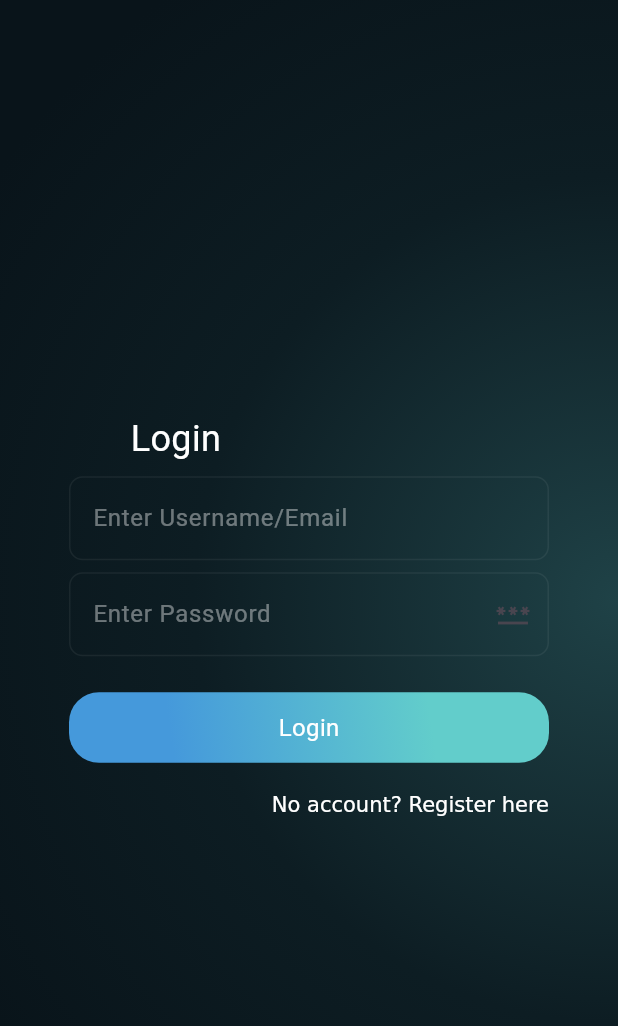
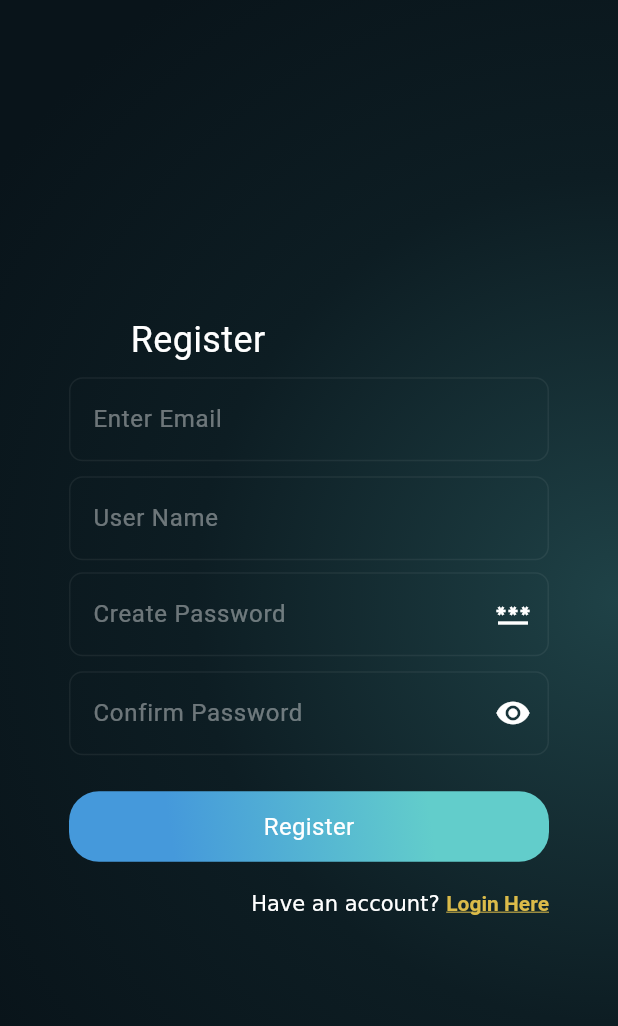
Before and after one commit to thethninphyu/youapp, a Flutter app: the screen it shows after launch, on a phone screen of 412 x 824 dp. Shown: the top 1026 px of the screen. Run offline on Flutter 3.47's test engine with Material 3 defaults, Android fonts, the phone set to English and light mode, and no system bars; our stand-ins replace bloc, dio, flutter_bloc, flutter_easyloading, flutter_modular, logger; Roboto replaces fonts that are missing (Gilroy).

Commit message:
register

```diff
--- /dev/null
+++ b/lib/auth/register/register.dart
@@ -0,0 +1,276 @@
+import 'package:flutter/gestures.dart';
+import 'package:flutter/material.dart';
+import 'package:flutter_bloc/flutter_bloc.dart';
+import 'package:youapp/enum/status.dart';
+import 'package:youapp/model/authrequest_model.dart';
+import 'package:youapp/register/auth_bloc.dart';
+import 'package:youapp/response/authresponse.dart';
+import 'package:youapp/util/app_color.dart';
+import 'package:youapp/widgets/background.dart';
+import 'package:youapp/widgets/ptb_go_button.dart';
+import 'package:youapp/widgets/you_app_loading_dialog.dart';
+
+class RegisterWidget extends StatefulWidget {
+  const RegisterWidget({super.key});
+
+  @override
+  RegisterWidgetState createState() => RegisterWidgetState();
+}
+
+class RegisterWidgetState extends State<RegisterWidget> {
+  final ScrollController _scrollController = ScrollController();
+  final _formKey = GlobalKey<FormState>();
+  final FocusNode _phoneFocus = FocusNode();
+  final FocusNode _passwordFocus = FocusNode();
+  final TextEditingController _nameController = TextEditingController();
+  final TextEditingController _emailController = TextEditingController();
+  final TextEditingController _passwordController = TextEditingController();
+  final TextEditingController _confirmPasswordController =
+      TextEditingController();
+  bool _hidePwd = true;
+  bool isButtonDisable = false;
+  AuthResponse? responseData;
+
+  final LoadingDialogController _loginDialogController =
+      LoadingDialogController();
+
+  @override
+  void initState() {
+    super.initState();
+  }
+
+  @override
+  void dispose() {
+    _emailController.dispose();
+    _nameController.dispose();
+    super.dispose();
+  }
+
+  @override
+  Widget build(BuildContext context) {
+    return Scaffold(
+      body: GradientBackground(
+        child: SafeArea(
+          child: SingleChildScrollView(
+            controller: _scrollController,
+            child: SizedBox(
+              height: MediaQuery.of(context).size.height -
+                  MediaQuery.of(context).padding.top -
+                  MediaQuery.of(context).padding.bottom,
+              child: Stack(
+                children: <Widget>[
+                  Align(
+                    alignment: Alignment.center,
+                    child: Column(
+                      mainAxisSize: MainAxisSize.min,
+                      children: <Widget>[
+                        _getForm(),
+                      ],
+                    ),
+                  ),
+                ],
+              ),
+            ),
+          ),
+        ),
+      ),
+    );
+  }
+
+  Widget _getLogo() {
+    return Image.asset(
+      'assets/images/ptbgo_black_logo.png',
+      height: 40,
+    );
+  }
+
+  Widget _getForm() {
+    return BlocBuilder<AuthBloc, AuthState>(
+      builder: (context, state) {
+        switch (state.addStatus) {
+          case Status.loading:
+            const Center(
+              child: CircularProgressIndicator(),
+            );
+
+          case Status.success:
+            responseData = state.response;
+
+          case Status.failed:
+            const Center(
+              child: Text('Register Failed'),
+            );
+
+          default:
+        }
+
+        return Container(
+          width: MediaQuery.of(context).size.width,
+          padding: const EdgeInsets.all(20),
+          margin: const EdgeInsets.all(26),
+          child: Form(
+            key: _formKey,
+            child: Column(
+              crossAxisAlignment: CrossAxisAlignment.start,
+              children: <Widget>[
+                const SizedBox(height: 16),
+                const Padding(
+                  padding: EdgeInsets.only(left: 41.0),
+                  child: Text(
+                    'Register',
+                    style: TextStyle(
+                      color: YouAppColor.whiteColor,
+                      fontSize: 24,
+                    ),
+                  ),
+                ),
+                const SizedBox(height: 8),
+                TextFormField(
+                  controller: _nameController,
+                  focusNode: _phoneFocus,
+                  cursorColor: YouAppColor.whiteColor,
+                  textInputAction: TextInputAction.next,
+                  keyboardType: TextInputType.phone,
+                  style: const TextStyle(color: YouAppColor.whiteColor),
+                  decoration:
+                      _getInputDec(_phoneFocus.hasFocus ? "" : "Enter Email"),
+                  onFieldSubmitted: (_) =>
+                      _fieldFocusChange(context, _phoneFocus, _passwordFocus),
+                ),
+                const SizedBox(
+                  height: 10,
+                ),
+                TextFormField(
+                  controller: _emailController,
+                  focusNode: _phoneFocus,
+                  cursorColor: YouAppColor.whiteColor,
+                  textInputAction: TextInputAction.next,
+                  keyboardType: TextInputType.text,
+                  style: const TextStyle(color: YouAppColor.whiteColor),
+                  decoration: _getInputDec("User Name"),
+                  onFieldSubmitted: (_) =>
+                      _fieldFocusChange(context, _phoneFocus, _passwordFocus),
+                ),
+                const SizedBox(height: 8),
+                TextFormField(
+                  controller: _passwordController,
+                  focusNode: _passwordFocus,
+                  cursorColor: YouAppColor.whiteColor,
+                  keyboardType: TextInputType.visiblePassword,
+                  obscureText: _hidePwd,
+                  style: const TextStyle(color: YouAppColor.whiteColor),
+                  textInputAction: TextInputAction.next,
+                  decoration: _getInputDec(
+                    _passwordFocus.hasFocus ? "" : "Create Password",
+                    suffixIcon: InkWell(
+                      child: const Icon(Icons.password,
+                          color: YouAppColor.whiteColor),
+                      onTap: () => setState(() => _hidePwd = !_hidePwd),
+                    ),
+                  ),
+                  onFieldSubmitted: (_) => _passwordFocus.unfocus(),
+                ),
+                const SizedBox(
+                  height: 10,
+                ),
+                TextFormField(
+                  controller: _confirmPasswordController,
+                  focusNode: _passwordFocus,
+                  cursorColor: YouAppColor.whiteColor,
+                  keyboardType: TextInputType.visiblePassword,
+                  obscureText: _hidePwd,
+                  style: const TextStyle(color: YouAppColor.whiteColor),
+                  textInputAction: TextInputAction.done,
+                  decoration: _getInputDec(
+                    _passwordFocus.hasFocus ? "" : "Confirm Password",
+                    suffixIcon: InkWell(
+                      child: const Icon(Icons.remove_red_eye,
+                          color: YouAppColor.whiteColor),
+                      onTap: () => setState(() => _hidePwd = !_hidePwd),
+                    ),
+                  ),
+                  onFieldSubmitted: (_) => _passwordFocus.unfocus(),
+                ),
+                const SizedBox(height: 24),
+                YouAppButton(
+                  child: const Text(
+                    "Register",
+                    style: TextStyle(color: Colors.white, fontSize: 16),
+                  ),
+                  onPressed: () {
+                    context.read<AuthBloc>().add(RegisterEvent(
+                        authRequestModel: AuthRequestModel(
+                            name: _nameController.text.toString(),
+                            password: _passwordController.text.toString(),
+                            username: _nameController.text.toString())));
+                    // showDialog(
+                    //   barrierDismissible: false,
+                    //   context: context,
+                    //   builder: (context) {
+                    //     return YouAppLoadingDialog(
+                    //         controller: _loginDialogController, onLoading: () {});
+                    //   },
+                    // );
+                  },
+                ),
+                const SizedBox(height: 20),
+                Align(
+                  alignment: Alignment.centerRight,
+                  child: RichText(
+                    text: TextSpan(
+                        text: 'Have an account? ',
+                        recognizer: TapGestureRecognizer()..onTap = () => [],
+                        children: const [
+                          TextSpan(
+                            text: 'Login Here',
+                            style: TextStyle(
+                                fontSize: 14,
+                                decoration: TextDecoration.underline,
+                                fontWeight: FontWeight.bold,
+                                color: YouAppColor.goldColor),
+                          ),
+                        ]),
+                  ),
+                ),
+                const SizedBox(height: 20),
+              ],
+            ),
+          ),
+        );
+      },
+    );
+  }
+
+  void _fieldFocusChange(
+      BuildContext context, FocusNode currentFocus, FocusNode nextFocus) {
+    currentFocus.unfocus();
+    FocusScope.of(context).requestFocus(nextFocus);
+  }
+
+  InputDecoration _getInputDec(String label, {Widget? suffixIcon}) {
+    return InputDecoration(
+      hintText: label,
+      suffixIcon: suffixIcon,
+      fillColor: const Color.fromRGBO(255, 255, 255, 0.06),
+      hintStyle: TextStyle(color: YouAppColor.whiteColor.withOpacity(0.4)),
+      border: const OutlineInputBorder(
+        borderSide: BorderSide(
+          color: Color.fromRGBO(255, 255, 255, 0.06),
+        ),
+        borderRadius: BorderRadius.all(Radius.circular(9.0)),
+      ),
+      focusedBorder: const OutlineInputBorder(
+        borderSide: BorderSide(
+          color: Color.fromRGBO(255, 255, 255, 0.06),
+        ),
+        borderRadius: BorderRadius.all(Radius.circular(9.0)),
+      ),
+      enabledBorder: const OutlineInputBorder(
+        borderSide: BorderSide(
+          color: Color.fromRGBO(255, 255, 255, 0.06),
+        ),
+        borderRadius: BorderRadius.all(Radius.circular(9.0)),
+      ),
+    );
+  }
+}
--- /dev/null
+++ b/lib/enum/status.dart
@@ -0,0 +1,6 @@
+enum Status {
+  initial,
+  success,
+  failed,
+  loading,
+}
--- /dev/null
+++ b/lib/model/authrequest_model.dart
@@ -0,0 +1,15 @@
+class AuthRequestModel {
+  final String name;
+  final String username;
+  final String password;
+
+  AuthRequestModel(
+      {required this.name, required this.password, required this.username});
+
+  factory AuthRequestModel.toJson(Map<String, dynamic> json) {
+    return AuthRequestModel(
+        name: json['name'],
+        password: json['password'],
+        username: json['username']);
+  }
+}
--- a/lib/module/auth/auth_mdule.dart
+++ b/lib/module/auth/auth_mdule.dart
@@ -1,9 +1,11 @@
 import 'package:flutter_modular/flutter_modular.dart';
+import 'package:youapp/auth/register/register.dart';
+import 'package:youapp/routes/auth/auth_routes.dart';
 
 class AuthModule extends Module {
   @override
   List<ModularRoute> get routes => [
-        // ChildRoute(AuthRoutes.login,
-        //     child: (context, args) => const LoginScreen()),
+        ChildRoute(AuthRoutes.login,
+            child: (context, args) => const RegisterWidget()),
       ];
 }
--- a/lib/pages/splash_screen.dart
+++ b/lib/pages/splash_screen.dart
@@ -1,5 +1,5 @@
 import 'package:flutter/material.dart';
-import 'package:youapp/auth/login/login.dart';
+import 'package:youapp/auth/register/register.dart';
 import 'package:youapp/util/app_color.dart';
 import 'package:youapp/util/app_logger.dart';
 
@@ -22,7 +22,7 @@ class _SplashScreenState extends State<SplashScreen> {
 
   getDataFromSharedPreference() async {
     Navigator.of(context)
-        .push(MaterialPageRoute(builder: (context) => LoginWidget()));
+        .push(MaterialPageRoute(builder: (context) => const RegisterWidget()));
     // if (userId != null) {
     //   // AppRouter.changeRoute<HomeModule>(HomeRoutes.root, isReplaceAll: true);
     // } else {
--- /dev/null
+++ b/lib/register/auth_bloc.dart
@@ -0,0 +1,42 @@
+import 'package:bloc/bloc.dart';
+import 'package:flutter/material.dart';
+import 'package:flutter_easyloading/flutter_easyloading.dart';
+import 'package:youapp/auth_repository/auth_repo.dart';
+import 'package:youapp/enum/status.dart';
+import 'package:youapp/model/authrequest_model.dart';
+import 'package:youapp/response/authresponse.dart';
+import 'package:youapp/util/app_logger.dart';
+
+part 'auth_event.dart';
+part 'auth_state.dart';
+
+class AuthBloc extends Bloc<AuthEvent, AuthState> {
+  final AuthRepository repository = AuthRepository();
+
+  AuthBloc() : super(const AuthState(addStatus: Status.initial)) {
+    on<AuthEvent>((event, emit) {});
+
+    on<RegisterEvent>((event, emit) async {
+      try {
+        emit(state.copyWith(addStatus: Status.loading));
+        final response = await repository.registerApi(event.authRequestModel);
+
+        logger.e("rp is $response");
+
+        final authResponse = AuthResponse.fromJosn(response);
+        logger.e("Register rp is $response");
+
+        emit(state.copyWith(addStatus: Status.initial, response: authResponse));
+        EasyLoading.showSuccess(authResponse.status);
+      } catch (e) {
+        emit(state.copyWith(
+          addStatus: Status.failed,
+        ));
+
+        EasyLoading.showError('Failed');
+      } finally {
+        EasyLoading.dismiss();
+      }
+    });
+  }
+}
--- /dev/null
+++ b/lib/register/auth_event.dart
@@ -0,0 +1,9 @@
+part of 'auth_bloc.dart';
+
+@immutable
+class AuthEvent {}
+
+class RegisterEvent extends AuthEvent {
+  final AuthRequestModel authRequestModel;
+  RegisterEvent({required this.authRequestModel});
+}
--- /dev/null
+++ b/lib/register/auth_state.dart
@@ -0,0 +1,18 @@
+part of 'auth_bloc.dart';
+
+@immutable
+class AuthState {
+  final Status addStatus;
+  final AuthResponse? response;
+
+  const AuthState({required this.addStatus, this.response});
+
+  AuthState copyWith({
+    Status? addStatus,
+    AuthResponse? response,
+  }) {
+    return AuthState(
+        addStatus: addStatus ?? this.addStatus,
+        response: response ?? this.response);
+  }
+}
--- /dev/null
+++ b/lib/response/authresponse.dart
@@ -0,0 +1,8 @@
+class AuthResponse {
+  final String status;
+  AuthResponse({required this.status});
+
+  factory AuthResponse.fromJosn(Map<String, dynamic> json) {
+    return AuthResponse(status: json['status']);
+  }
+}
--- a/lib/services/baseurl.dart
+++ b/lib/services/baseurl.dart
@@ -1,5 +1,5 @@
 class AppBaseUrls {
-  static const baseUrl = "";
+  static const baseUrl = "https://techtest.youapp.ai/api/";
   static const registerEndPoint = '${baseUrl}register';
   static const loginEndPoint = '${baseUrl}login';
 }
--- a/lib/util/app_color.dart
+++ b/lib/util/app_color.dart
@@ -9,4 +9,5 @@ class YouAppColor {
   static const Color borderColor = Color(0xFFE0E0E0);
   static const Color badgeColor = Color(0xFFA01313);
   static const Color grey = Color(0xFF9E9E9E);
+  static const Color goldColor = Color(0xFFdbbb49);
 }
--- a/lib/youapp.dart
+++ b/lib/youapp.dart
@@ -1,6 +1,8 @@
 import 'package:flutter/material.dart';
+import 'package:flutter_bloc/flutter_bloc.dart';
 import 'package:flutter_easyloading/flutter_easyloading.dart';
 import 'package:flutter_modular/flutter_modular.dart';
+import 'package:youapp/register/auth_bloc.dart';
 import 'package:youapp/util/app_color.dart';
 
 class YouApp extends StatelessWidget {
@@ -8,7 +10,13 @@ class YouApp extends StatelessWidget {
 
   @override
   Widget build(BuildContext context) {
-    return MaterialApp.router(
+    return MultiBlocProvider(
+      providers: [
+        BlocProvider(
+          create: (context) => AuthBloc(),
+        ),
+      ],
+      child: MaterialApp.router(
         builder: EasyLoading.init(),
         debugShowCheckedModeBanner: false,
         title: 'YouApp',
@@ -21,6 +29,7 @@ class YouApp extends StatelessWidget {
         ),
         routeInformationParser: Modular.routeInformationParser,
         routerDelegate: Modular.routerDelegate,
+      ),
     );
   }
 }
--- a/pubspec.yaml
+++ b/pubspec.yaml
@@ -42,6 +42,7 @@ dependencies:
   flutter_modular: ^5.0.3
   flutter_easyloading: ^3.0.5
   sizer: ^2.0.15
+  provider: ^6.1.2
 
 dev_dependencies:
   flutter_test:
```
Also changed, not shown: pubspec.lock. Lines whose indentation alone changed are shown as unchanged.
